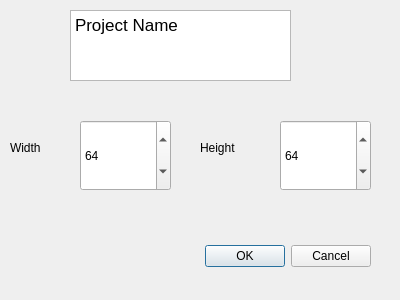
Old version of the form startdialog.ui in the repository markusbuck/sprite-editor.
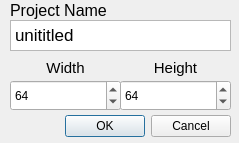
New version of the form.

Diff of the .ui file:
```diff
--- a/startdialog.ui
+++ b/startdialog.ui
@@ -6,8 +6,8 @@
    <rect>
     <x>0</x>
     <y>0</y>
-    <width>400</width>
-    <height>300</height>
+    <width>239</width>
+    <height>143</height>
    </rect>
   </property>
   <property name="windowTitle">
@@ -16,9 +16,9 @@
   <widget class="QDialogButtonBox" name="buttonBox">
    <property name="geometry">
     <rect>
-     <x>30</x>
-     <y>240</y>
-     <width>341</width>
+     <x>10</x>
+     <y>110</y>
+     <width>221</width>
      <height>32</height>
     </rect>
    </property>
@@ -32,10 +32,10 @@
   <widget class="QSpinBox" name="width">
    <property name="geometry">
     <rect>
-     <x>80</x>
-     <y>120</y>
-     <width>91</width>
-     <height>71</height>
+     <x>10</x>
+     <y>80</y>
+     <width>111</width>
+     <height>31</height>
     </rect>
    </property>
    <property name="minimum">
@@ -54,10 +54,10 @@
   <widget class="QSpinBox" name="height">
    <property name="geometry">
     <rect>
-     <x>280</x>
-     <y>120</y>
-     <width>91</width>
-     <height>71</height>
+     <x>120</x>
+     <y>80</y>
+     <width>111</width>
+     <height>31</height>
     </rect>
    </property>
    <property name="minimum">
@@ -76,10 +76,10 @@
   <widget class="QTextEdit" name="projectName">
    <property name="geometry">
     <rect>
-     <x>70</x>
-     <y>10</y>
+     <x>10</x>
+     <y>20</y>
      <width>221</width>
-     <height>71</height>
+     <height>31</height>
     </rect>
    </property>
    <property name="html">
@@ -89,35 +89,73 @@
 hr { height: 1px; border-width: 0; }
 li.unchecked::marker { content: &quot;\2610&quot;; }
 li.checked::marker { content: &quot;\2612&quot;; }
-&lt;/style&gt;&lt;/head&gt;&lt;body style=&quot; font-family:'.AppleSystemUIFont'; font-size:13pt; font-weight:400; font-style:normal;&quot;&gt;
-&lt;p style=&quot; margin-top:0px; margin-bottom:0px; margin-left:0px; margin-right:0px; -qt-block-indent:0; text-indent:0px;&quot;&gt;Project Name&lt;/p&gt;&lt;/body&gt;&lt;/html&gt;</string>
+&lt;/style&gt;&lt;/head&gt;&lt;body style=&quot; font-family:'Segoe UI'; font-size:9pt; font-weight:400; font-style:normal;&quot;&gt;
+&lt;p style=&quot; margin-top:0px; margin-bottom:0px; margin-left:0px; margin-right:0px; -qt-block-indent:0; text-indent:0px;&quot;&gt;&lt;span style=&quot; font-family:'.AppleSystemUIFont'; font-size:13pt;&quot;&gt;unititled&lt;/span&gt;&lt;/p&gt;&lt;/body&gt;&lt;/html&gt;</string>
    </property>
   </widget>
   <widget class="QLabel" name="label">
    <property name="geometry">
     <rect>
      <x>10</x>
-     <y>140</y>
-     <width>58</width>
+     <y>60</y>
+     <width>111</width>
      <height>16</height>
     </rect>
    </property>
+   <property name="font">
+    <font>
+     <family>Arial</family>
+     <pointsize>11</pointsize>
+    </font>
+   </property>
    <property name="text">
     <string>Width</string>
    </property>
+   <property name="alignment">
+    <set>Qt::AlignCenter</set>
+   </property>
+  </widget>
+  <widget class="QLabel" name="label_3">
+   <property name="geometry">
+    <rect>
+     <x>10</x>
+     <y>0</y>
+     <width>101</width>
+     <height>21</height>
+    </rect>
+   </property>
+   <property name="font">
+    <font>
+     <family>Arial</family>
+     <pointsize>12</pointsize>
+     <bold>false</bold>
+    </font>
+   </property>
+   <property name="text">
+    <string>Project Name</string>
+   </property>
   </widget>
   <widget class="QLabel" name="label_2">
    <property name="geometry">
     <rect>
-     <x>200</x>
-     <y>140</y>
-     <width>58</width>
+     <x>120</x>
+     <y>60</y>
+     <width>111</width>
      <height>16</height>
     </rect>
    </property>
+   <property name="font">
+    <font>
+     <family>Arial</family>
+     <pointsize>11</pointsize>
+    </font>
+   </property>
    <property name="text">
     <string>Height</string>
    </property>
+   <property name="alignment">
+    <set>Qt::AlignCenter</set>
+   </property>
   </widget>
  </widget>
  <resources/>
```
Left out of the diff: 2 changed lines with no effect on the pictures.
